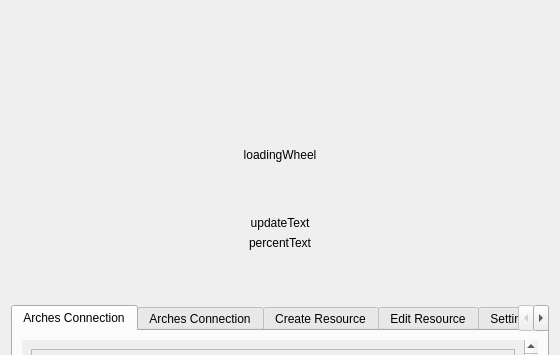
This is arches_project/ui/arches_project_dialog_base.ui in archesproject/arches-qgis as Qt 5 draws it before an edit; both pictures show x 0 to 560 and y 0 to 355 of the 560 by 700 pixel window. The edited form follows.
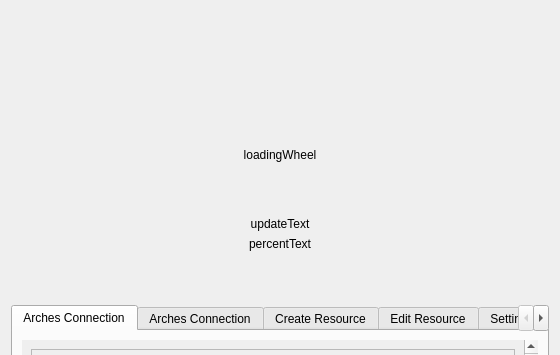
This is the edited form. The open tabs and pages were chosen to show the change. Icons and pictures are not drawn.

Commit message: remove unintentional additional space at top of UI

Patch:
```diff
--- a/arches_project/ui/arches_project_dialog_base.ui
+++ b/arches_project/ui/arches_project_dialog_base.ui
@@ -33,6 +33,12 @@
       <enum>QFrame::Raised</enum>
      </property>
      <layout class="QVBoxLayout" name="verticalLayout_42">
+      <property name="topMargin">
+       <number>0</number>
+      </property>
+      <property name="bottomMargin">
+       <number>0</number>
+      </property>
       <item>
        <spacer name="loadingWheelVerticalSpacer">
         <property name="orientation">
@@ -58,6 +64,12 @@
       <enum>QFrame::Raised</enum>
      </property>
      <layout class="QHBoxLayout" name="horizontalLayout_6">
+      <property name="topMargin">
+       <number>0</number>
+      </property>
+      <property name="bottomMargin">
+       <number>0</number>
+      </property>
       <item>
        <widget class="QLabel" name="loadingWheel">
         <property name="enabled">
@@ -83,6 +95,12 @@
       <enum>QFrame::Raised</enum>
      </property>
      <layout class="QVBoxLayout" name="verticalLayout_43">
+      <property name="topMargin">
+       <number>0</number>
+      </property>
+      <property name="bottomMargin">
+       <number>0</number>
+      </property>
       <item>
        <spacer name="updateTextSpacer2">
         <property name="orientation">
```
Left out of the diff: 4 changed lines with no effect on the pictures.
